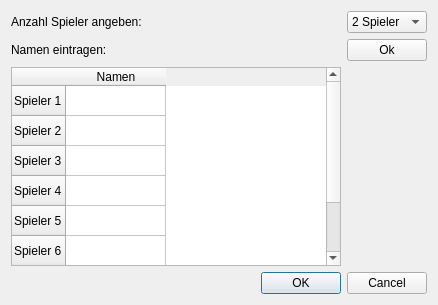
The window that multiplayerdialog.ui (michelfiedler/Kniffel.mrai) describes before a commit, drawn with Qt 5.
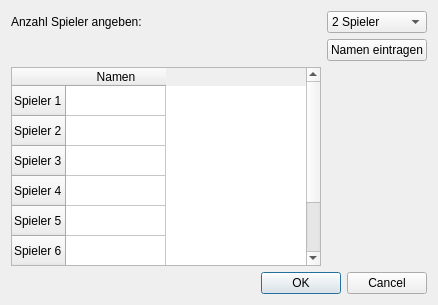
The same window after the commit.

Commit message:
Stylistische Änderung im Multiplayerdialog
Zur besseren Übersichtlichkeit für den Spieler, wurde ein Button im Multiplayerdialog für das Eintragen der Namen angepasst.

Diff of the .ui file:
```diff
--- a/multiplayerdialog.ui
+++ b/multiplayerdialog.ui
@@ -24,17 +24,10 @@
      </property>
     </widget>
    </item>
-   <item row="1" column="0">
-    <widget class="QLabel" name="label_2">
-     <property name="text">
-      <string>Namen eintragen:</string>
-     </property>
-    </widget>
-   </item>
    <item row="1" column="1">
     <widget class="QPushButton" name="pBNamenEintragen">
      <property name="text">
-      <string>Ok</string>
+      <string>Namen eintragen</string>
      </property>
     </widget>
    </item>
```
The commit also changes 1 other file.
